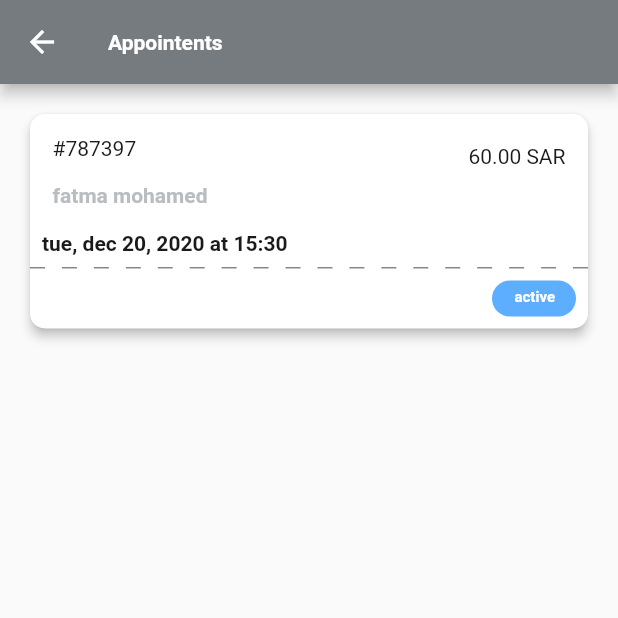
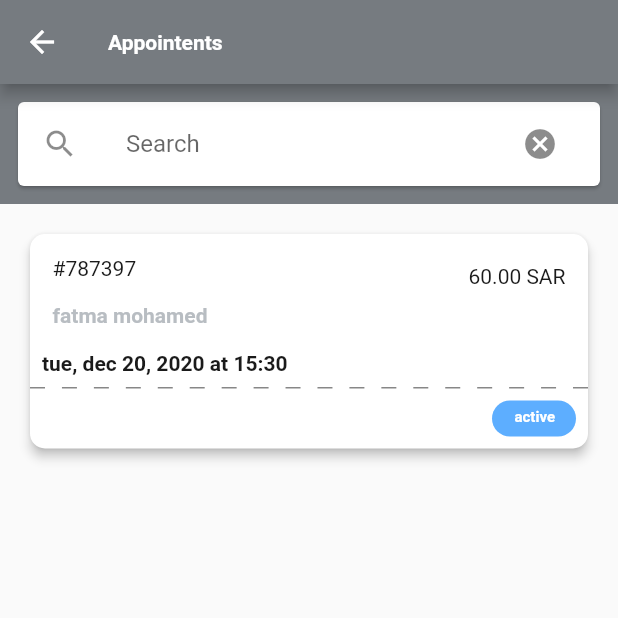
Before and after one commit to zamalex/new-extension-vendor, a Flutter app: the AppointmentList screen opened directly, on a phone screen of 412 x 824 dp, the top half of it. Run offline on Flutter 3.47's test engine with Material 2 defaults, Android fonts, the phone set to English and light mode, and no system bars; Roboto replaces fonts that are missing (Almarai).

Commit message:
vendor full design

```diff
--- a/lib/Screens/appoinment/appointment_list.dart
+++ b/lib/Screens/appoinment/appointment_list.dart
@@ -26,6 +26,8 @@ class _AppointmentListState extends State<AppointmentList> {
         serviceCode: "#787397",
         price: "60.00 SAR")
   ];
+  TextEditingController controller = new TextEditingController();
+
   // List<UserNotification> userNotifications = <UserNotification>(new UserNotification(id:1,title:'test title', time:'12',content:'text content',isRead: false));
   var _init = true;
   var isNotificationLoaded = true;
@@ -57,6 +59,22 @@ Future<void> goAppoinmentDetails() {
       context,
       MaterialPageRoute(builder: (context) => AppointmentDetails()),
     );
+  }
+
+  onSearchTextChanged(String text) async {
+    //   _searchResult.clear();
+    //   if (text.isEmpty) {
+    //     setState(() {});
+    //     return;
+    //   }
+
+    //   _userDetails.forEach((userDetail) {
+    //     if (userDetail.firstName.contains(text) || userDetail.lastName.contains(text))
+    //       _searchResult.add(userDetail);
+    //   });
+
+    //   setState(() {});
+    // }
   }
   @override
   void didChangeDependencies() {
@@ -107,7 +125,34 @@ Future<void> goAppoinmentDetails() {
         ),
         backgroundColor: Color.fromRGBO(118, 123, 128, 1),
       ),
-      body: isNotificationLoaded
+      body: Column(
+        children: [
+          new Container(
+            color: Color.fromRGBO(118, 123, 128, 1),
+            child: new Padding(
+              padding: const EdgeInsets.all(8.0),
+              child: new Card(
+                child: new ListTile(
+                  leading: new Icon(Icons.search),
+                  title: new TextField(
+                    controller: controller,
+                    decoration: new InputDecoration(
+                        hintText: 'Search', border: InputBorder.none),
+                    onChanged: onSearchTextChanged,
+                  ),
+                  trailing: new IconButton(
+                    icon: new Icon(Icons.cancel),
+                    onPressed: () {
+                      controller.clear();
+                      onSearchTextChanged('');
+                    },
+                  ),
+                ),
+              ),
+            ),
+          ),
+          Expanded(
+            child: isNotificationLoaded
                 ? ListView.builder(
                     itemCount: appointmeents.length,
                     itemBuilder: (context, index) => OrderWedgit(
@@ -116,11 +161,14 @@ Future<void> goAppoinmentDetails() {
                         appointmeents[index].userName,
                         appointmeents[index].serviceCode,
                         appointmeents[index].price,
-                  ()=> goAppoinmentDetails()),
+                        () => goAppoinmentDetails()),
                   )
                 : Center(
                     child: CircularProgressIndicator(),
                   ),
+          ),
+        ],
+      ),
     );
   }
 }
--- a/lib/main.dart
+++ b/lib/main.dart
@@ -1,6 +1,7 @@
 import 'package:flutter/material.dart';
 import 'package:salon_vendor/Screens/appoinment/appointment_list.dart';
 import 'package:salon_vendor/Screens/home_screen.dart';
+import 'package:salon_vendor/Screens/vendor_login.dart';
 
 import 'Screens/Notification/NotificationList.dart';
 
@@ -98,7 +99,7 @@ class _MyHomePageState extends State<MyHomePage> {
           primarySwatch: Colors.blue,
           visualDensity: VisualDensity.adaptivePlatformDensity,
         ),
-        home: Home()
+        home: VendorLogin()
         // FutureBuilder<bool>(
         //   // future: true,
         //   //isAuth(),
--- a/pubspec.yaml
+++ b/pubspec.yaml
@@ -53,6 +53,7 @@ flutter:
      - assets/images/Calendar Selected@3x.png
      - assets/images/Document@3x.png
      - assets/images/Notification@3x.png
+     - assets/images/hair.jpg
 
   # To add assets to your application, add an assets section, like this:
   # assets:
```
Also changed, not shown: lib/Screens/order/orders_list.dart (+49 -4 lines), lib/Screens/vendor_login.dart (+10 -1 lines), assets/images/hair.jpg (added), pubspec.lock. Lines whose indentation alone changed are shown as unchanged.
